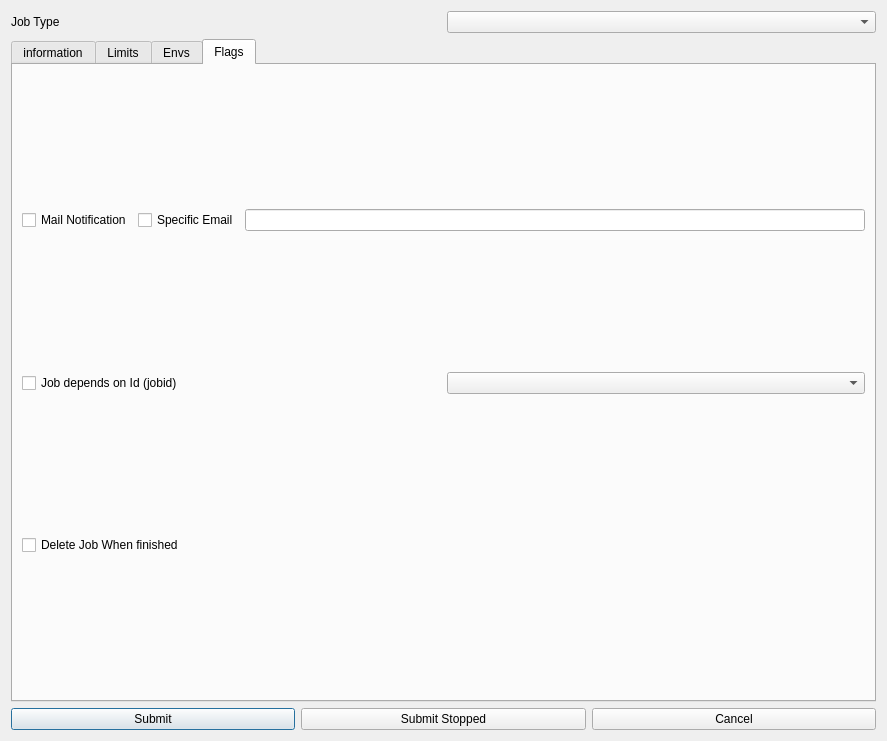
First picture: the form in src/lib/ui/newJob.ui, repository hdd/drQt, before the edit.
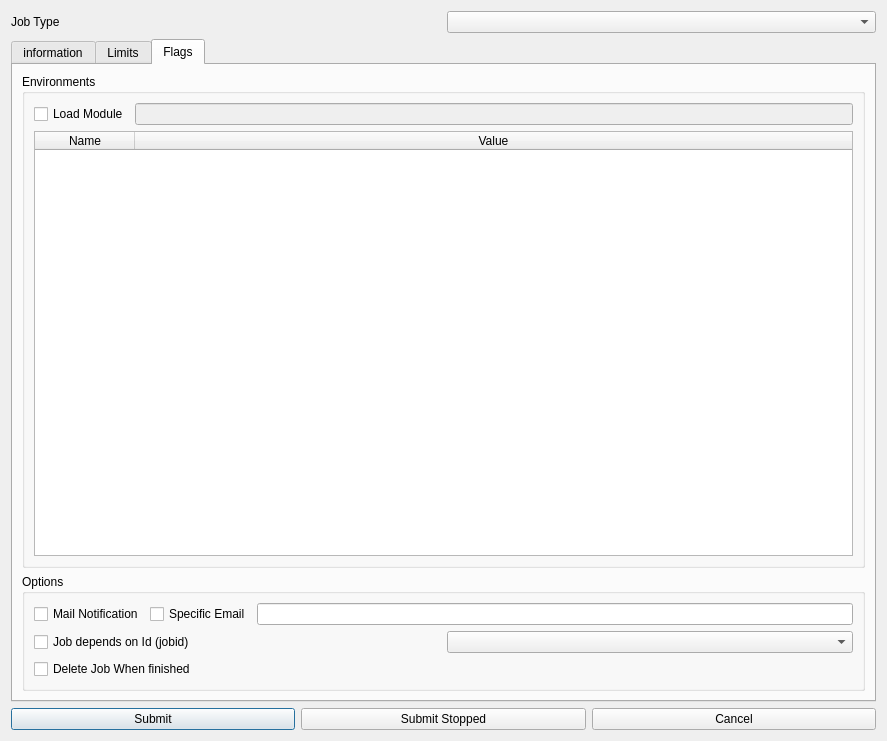
Second picture: the form after the edit. The open tabs and pages were chosen to show the change.

The edit to the form file:
```diff
--- a/src/lib/ui/newJob.ui
+++ b/src/lib/ui/newJob.ui
@@ -208,12 +208,18 @@
        </item>
       </layout>
      </widget>
-     <widget class="QWidget" name="tab">
+     <widget class="QWidget" name="tab_3">
       <attribute name="title">
-       <string>Envs</string>
+       <string>Flags</string>
       </attribute>
-      <layout class="QGridLayout" name="gridLayout_4">
-       <item row="0" column="0">
+      <layout class="QVBoxLayout" name="verticalLayout_3">
+       <item>
+        <widget class="QGroupBox" name="groupBox_2">
+         <property name="title">
+          <string>Environments</string>
+         </property>
+         <layout class="QVBoxLayout" name="verticalLayout_2">
+          <item>
         <layout class="QHBoxLayout" name="horizontalLayout_39">
          <item>
           <widget class="QCheckBox" name="CK_module">
@@ -231,7 +237,7 @@
          </item>
         </layout>
        </item>
-       <item row="1" column="0">
+          <item>
         <widget class="QTableWidget" name="TW_envs">
          <attribute name="horizontalHeaderStretchLastSection">
           <bool>true</bool>
@@ -253,13 +259,15 @@
        </item>
       </layout>
      </widget>
-     <widget class="QWidget" name="tab_3">
-      <attribute name="title">
-       <string>Flags</string>
-      </attribute>
-      <layout class="QGridLayout" name="gridLayout_5">
-       <item row="0" column="0">
-        <layout class="QHBoxLayout" name="horizontalLayout_40">
+       </item>
+       <item>
+        <widget class="QGroupBox" name="groupBox">
+         <property name="title">
+          <string>Options</string>
+         </property>
+         <layout class="QVBoxLayout" name="verticalLayout">
+          <item>
+           <layout class="QHBoxLayout" name="horizontalLayout">
          <item>
           <widget class="QCheckBox" name="checkBox_12">
            <property name="text">
@@ -279,7 +287,7 @@
          </item>
         </layout>
        </item>
-       <item row="1" column="0">
+          <item>
         <layout class="QHBoxLayout" name="horizontalLayout_41">
          <item>
           <widget class="QCheckBox" name="checkBox_14">
@@ -293,11 +301,14 @@
          </item>
         </layout>
        </item>
-       <item row="2" column="0">
+          <item>
         <widget class="QCheckBox" name="checkBox_15">
          <property name="text">
           <string>Delete Job When finished</string>
          </property>
+           </widget>
+          </item>
+         </layout>
         </widget>
        </item>
       </layout>
```
Lines whose indentation alone changed are shown as unchanged.
